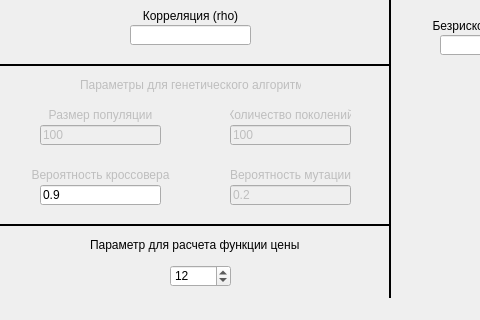
This is OptCalc/App/app.ui in patemckin/HestonOptions as Qt 5 draws it before an edit; both pictures show x 0 to 480 and y 251 to 571 of the 764 by 571 pixel window. The edited form follows.
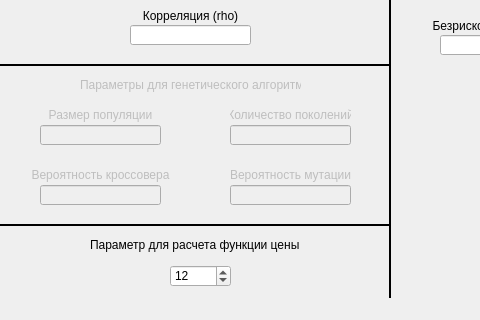
This is the edited form.

The edit to the form file:
```diff
--- a/OptCalc/App/app.ui
+++ b/OptCalc/App/app.ui
@@ -523,7 +523,7 @@
      </rect>
     </property>
     <property name="text">
-     <string>100</string>
+     <string/>
     </property>
     <property name="readOnly">
      <bool>false</bool>
@@ -564,7 +564,7 @@
      </rect>
     </property>
     <property name="text">
-     <string>100</string>
+     <string/>
     </property>
     <property name="readOnly">
      <bool>false</bool>
@@ -594,7 +594,7 @@
    </widget>
    <widget class="QLineEdit" name="crosProb_Line">
     <property name="enabled">
-     <bool>true</bool>
+     <bool>false</bool>
     </property>
     <property name="geometry">
      <rect>
@@ -605,7 +605,7 @@
      </rect>
     </property>
     <property name="text">
-     <string>0.9</string>
+     <string/>
     </property>
     <property name="readOnly">
      <bool>false</bool>
@@ -646,7 +646,7 @@
      </rect>
     </property>
     <property name="text">
-     <string>0.2</string>
+     <string/>
     </property>
     <property name="readOnly">
      <bool>false</bool>
```
